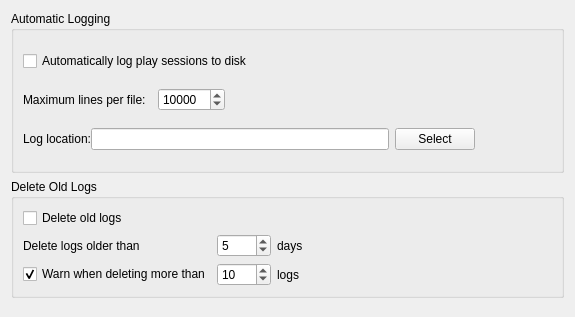
Before: the Qt Designer form src/preferences/autologpage.ui in nschimme/MMapper, drawn with Qt 5.
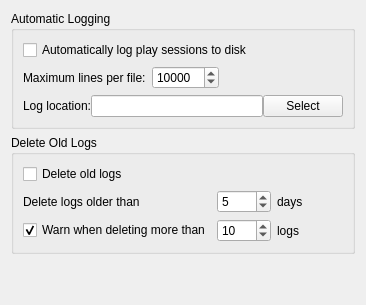
After: the same form once the commit is applied.

The edit to the form file:
```diff
--- a/src/preferences/autologpage.ui
+++ b/src/preferences/autologpage.ui
@@ -2,25 +2,8 @@
 <ui version="4.0">
  <class>AutoLogPage</class>
  <widget class="QWidget" name="AutoLogPage">
-  <property name="geometry">
-   <rect>
-    <x>0</x>
-    <y>0</y>
-    <width>575</width>
-    <height>317</height>
-   </rect>
-  </property>
-  <property name="sizePolicy">
-   <sizepolicy hsizetype="Minimum" vsizetype="Preferred">
-    <horstretch>0</horstretch>
-    <verstretch>0</verstretch>
-   </sizepolicy>
-  </property>
-  <property name="windowTitle">
-   <string>Form</string>
-  </property>
-  <layout class="QFormLayout" name="formLayout">
-   <item row="0" column="0" colspan="2">
+  <layout class="QVBoxLayout">
+   <item>
     <widget class="QGroupBox" name="groupBox_autolog">
      <property name="sizePolicy">
       <sizepolicy hsizetype="Minimum" vsizetype="Preferred">
@@ -28,16 +11,10 @@
        <verstretch>0</verstretch>
       </sizepolicy>
      </property>
-     <property name="minimumSize">
-      <size>
-       <width>435</width>
-       <height>162</height>
-      </size>
-     </property>
      <property name="title">
       <string>Automatic Logging</string>
      </property>
-     <layout class="QGridLayout" name="gridLayout_7" columnstretch="0,0,0,0,0">
+     <layout class="QGridLayout" name="_2">
       <item row="1" column="0">
        <widget class="QLabel" name="autoLogMaxLinesLabel">
         <property name="sizePolicy">
@@ -57,20 +34,7 @@
         </property>
        </widget>
       </item>
-      <item row="1" column="3">
-       <spacer name="horizontalSpacer">
-        <property name="orientation">
-         <enum>Qt::Horizontal</enum>
-        </property>
-        <property name="sizeHint" stdset="0">
-         <size>
-          <width>40</width>
-          <height>20</height>
-         </size>
-        </property>
-       </spacer>
-      </item>
-      <item row="1" column="2">
+      <item row="1" column="1">
        <widget class="QSpinBox" name="autoLogMaxLines">
         <property name="sizePolicy">
          <sizepolicy hsizetype="Minimum" vsizetype="Fixed">
@@ -98,14 +62,7 @@
         </property>
        </widget>
       </item>
-      <item row="0" column="0" colspan="4">
-       <widget class="QCheckBox" name="autoLogCheckBox">
-        <property name="text">
-         <string>Automatically log play sessions to disk</string>
-        </property>
-       </widget>
-      </item>
-      <item row="7" column="0" colspan="4">
+      <item row="7" column="0" colspan="5">
        <widget class="QFrame" name="autoLogFrame">
         <property name="frameShape">
          <enum>QFrame::NoFrame</enum>
@@ -132,17 +89,7 @@
          <property name="spacing">
           <number>0</number>
          </property>
-         <item row="0" column="1">
-          <widget class="QLineEdit" name="autoLogLocation">
-           <property name="text">
-            <string/>
-           </property>
-           <property name="placeholderText">
-            <string/>
-           </property>
-          </widget>
-         </item>
-         <item row="0" column="0">
+         <item row="1" column="0">
           <widget class="QLabel" name="autoLogLocationLabel">
            <property name="sizePolicy">
             <sizepolicy hsizetype="Maximum" vsizetype="Fixed">
@@ -156,13 +103,49 @@
            <property name="margin">
             <number>1</number>
            </property>
+           <property name="buddy">
+            <cstring>autoLogLocation</cstring>
+           </property>
+          </widget>
+         </item>
+         <item row="1" column="1">
+          <widget class="QLineEdit" name="autoLogLocation">
+           <property name="text">
+            <string/>
+           </property>
+           <property name="frame">
+            <bool>true</bool>
+           </property>
+           <property name="placeholderText">
+            <string/>
+           </property>
+          </widget>
+         </item>
+         <item row="1" column="2">
+          <widget class="QPushButton" name="selectAutoLogLocationButton">
+           <property name="sizePolicy">
+            <sizepolicy hsizetype="Fixed" vsizetype="Fixed">
+             <horstretch>0</horstretch>
+             <verstretch>0</verstretch>
+            </sizepolicy>
+           </property>
+           <property name="text">
+            <string>Select</string>
+           </property>
           </widget>
          </item>
         </layout>
        </widget>
       </item>
-      <item row="1" column="4">
-       <spacer name="horizontalSpacer_2">
+      <item row="0" column="0" colspan="3">
+       <widget class="QCheckBox" name="autoLogCheckBox">
+        <property name="text">
+         <string>Automatically log play sessions to disk</string>
+        </property>
+       </widget>
+      </item>
+      <item row="1" column="2">
+       <spacer name="horizontalSpacer">
         <property name="orientation">
          <enum>Qt::Horizontal</enum>
         </property>
@@ -174,23 +157,10 @@
         </property>
        </spacer>
       </item>
-      <item row="7" column="4">
-       <widget class="QPushButton" name="selectAutoLogLocationButton">
-        <property name="sizePolicy">
-         <sizepolicy hsizetype="Fixed" vsizetype="Fixed">
-          <horstretch>0</horstretch>
-          <verstretch>0</verstretch>
-         </sizepolicy>
-        </property>
-        <property name="text">
-         <string>Select</string>
-        </property>
-       </widget>
-      </item>
      </layout>
     </widget>
    </item>
-   <item row="1" column="0" colspan="2">
+   <item>
     <widget class="QGroupBox" name="groupBox_oldlogs">
      <property name="title">
       <string>Delete Old Logs</string>
@@ -285,6 +255,19 @@
      </layout>
     </widget>
    </item>
+   <item>
+    <spacer name="verticalSpacer">
+     <property name="orientation">
+      <enum>Qt::Vertical</enum>
+     </property>
+     <property name="sizeHint" stdset="0">
+      <size>
+       <width>20</width>
+       <height>40</height>
+      </size>
+     </property>
+    </spacer>
+   </item>
   </layout>
  </widget>
  <resources/>
```
Left out of the diff: 17 changed lines with no effect on the pictures.
